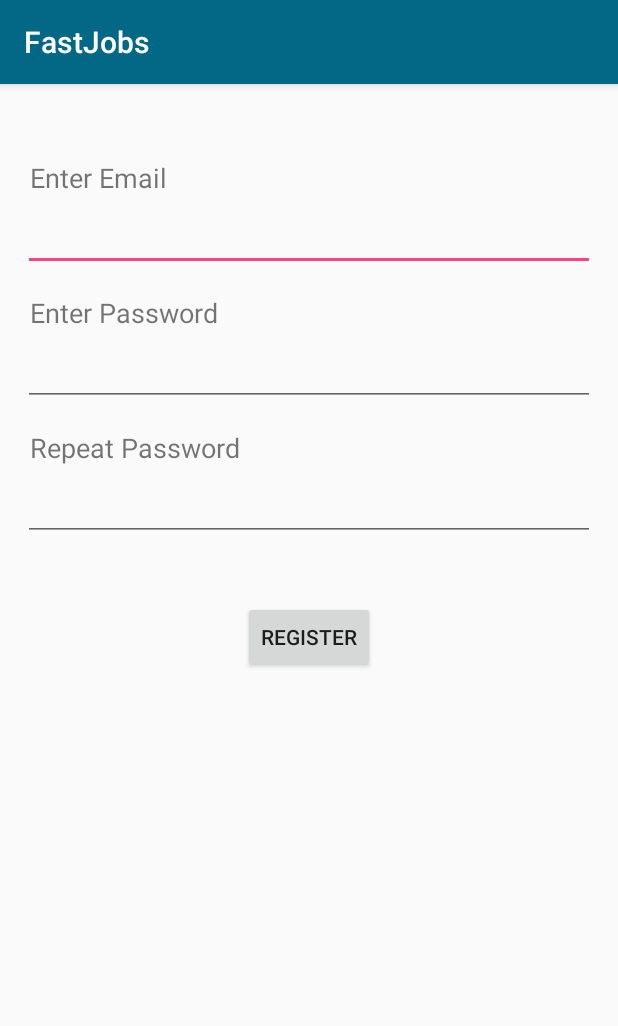
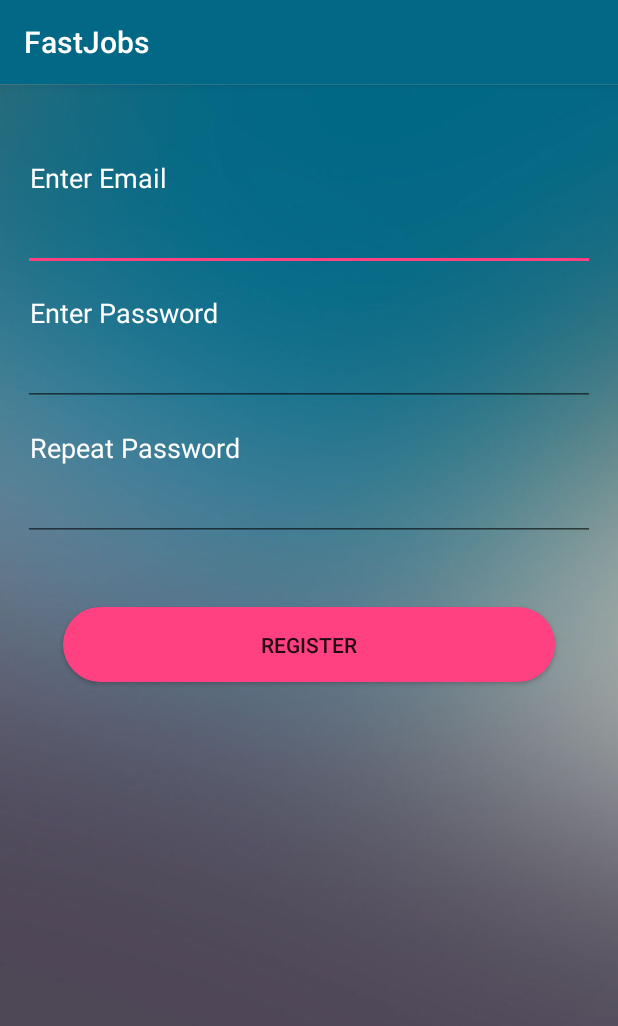
Before and after one commit to vanthai2704/AndroidFinalProject, an Android app: the screen it shows after launch (RegisterActivity), after a tap on "Register Here.", on a phone screen of 412 x 824 dp. Shown: the top 1026 px of the screen. Run offline under Robolectric (Android 15) with nearby library versions, the phone set to English and light mode, and no system bars.

Commit message:
register
commit register

```diff
--- a/FastJobs/app/src/main/java/com/example/fastjobs/View/LoginActivity.java
+++ b/FastJobs/app/src/main/java/com/example/fastjobs/View/LoginActivity.java
@@ -17,7 +17,7 @@ import java.util.regex.Pattern;
 
 public class LoginActivity extends AppCompatActivity {
 
-    String validemail = "[a-zA-Z0-9\\+\\.\\_\\%\\-\\+]{1,256}" +"\\@" +"[a-zA-Z0-9]" +
+    static final String validemail = "[a-zA-Z0-9\\+\\.\\_\\%\\-\\+]{1,256}" +"\\@" +"[a-zA-Z0-9]" +
             "[a-zA-Z0-9\\-]{0,64}" +"(" +"\\." +"[a-zA-Z0-9][a-zA-Z0-9\\-]{0,25}" +")+";
     private TextView username,password;
     private Button login;
--- a/FastJobs/app/src/main/java/com/example/fastjobs/View/RegisterActivity.java
+++ b/FastJobs/app/src/main/java/com/example/fastjobs/View/RegisterActivity.java
@@ -1,15 +1,62 @@
 package com.example.fastjobs.View;
 
+import android.content.Intent;
 import android.support.v7.app.AppCompatActivity;
 import android.os.Bundle;
+import android.view.View;
+import android.widget.Button;
+import android.widget.TextView;
+import android.widget.Toast;
 
+import com.example.fastjobs.MainActivity;
 import com.example.fastjobs.R;
+import com.example.fastjobs.firebase.LoginSupport;
+
+import java.util.regex.Matcher;
+import java.util.regex.Pattern;
 
 public class RegisterActivity extends AppCompatActivity {
+
+    private TextView email, pass, repass;
+    private Button register;
 
     @Override
     protected void onCreate(Bundle savedInstanceState) {
         super.onCreate(savedInstanceState);
         setContentView(R.layout.activity_register);
+        email = findViewById(R.id.editText_enter_username);
+        pass = findViewById(R.id.editText_enter_password);
+        repass = findViewById(R.id.editText_enter_rpassword);
+        register = findViewById(R.id.button_register);
+    }
+
+    public void Register(View v){
+        String getemail = email.getText().toString();
+        String getpass = pass.getText().toString();
+        String getrepass = repass.getText().toString();
+
+        Matcher matcher= Pattern.compile(LoginActivity.validemail).matcher(getemail);
+        if(getemail.equals("") || !matcher.matches()){
+            Toast.makeText(getApplicationContext(),"InValid Email",Toast.LENGTH_LONG).show();
+            return;
+        }
+        if(getpass.equals("")){
+            Toast.makeText(getApplicationContext(),"Require Password",Toast.LENGTH_LONG).show();
+            return;
+        }
+        if(!getpass.equals(getrepass)){
+            Toast.makeText(getApplicationContext(),"Repeat Password and Password not be the same",Toast.LENGTH_LONG).show();
+            return;
+        }
+
+
+        if (matcher.matches()){
+            LoginSupport loginSupport = new LoginSupport();
+            loginSupport.signUp(getemail,getpass);
+            Intent intent = new Intent(this, MainActivity.class);
+            startActivity(intent);
+            finish();
+            return;
+        }
     }
 }
--- a/FastJobs/app/src/main/res/layout/activity_register.xml
+++ b/FastJobs/app/src/main/res/layout/activity_register.xml
@@ -4,6 +4,7 @@
     xmlns:tools="http://schemas.android.com/tools"
     android:layout_width="match_parent"
     android:layout_height="match_parent"
+    android:background="@drawable/background"
     tools:context=".View.RegisterActivity">
 
     <TextView
@@ -13,8 +14,9 @@
         android:layout_alignParentLeft="true"
         android:layout_marginLeft="20dp"
         android:layout_marginTop="50dp"
-        android:textSize="18sp"
-        android:text="@string/txtemail" />
+        android:text="@string/txtemail"
+        android:textColor="@android:color/white"
+        android:textSize="18sp" />
 
     <EditText
         android:id="@+id/editText_enter_username"
@@ -33,12 +35,13 @@
         android:id="@+id/textView_enter_password"
         android:layout_width="wrap_content"
         android:layout_height="wrap_content"
+        android:layout_below="@+id/editText_enter_username"
         android:layout_alignParentLeft="true"
-        android:layout_below="@+id/editText_enter_username"
         android:layout_marginLeft="20dp"
         android:layout_marginTop="15dp"
-        android:textSize="18sp"
-        android:text="@string/txtpass" />
+        android:text="@string/txtpass"
+        android:textColor="@android:color/white"
+        android:textSize="18sp" />
 
     <EditText
         android:id="@+id/editText_enter_password"
@@ -57,12 +60,13 @@
         android:id="@+id/textView_enter_rpassword"
         android:layout_width="wrap_content"
         android:layout_height="wrap_content"
+        android:layout_below="@+id/editText_enter_password"
         android:layout_alignParentLeft="true"
-        android:layout_below="@+id/editText_enter_password"
         android:layout_marginLeft="20dp"
         android:layout_marginTop="15dp"
-        android:textSize="18sp"
-        android:text="@string/txtrepass" />
+        android:text="@string/txtrepass"
+        android:textColor="@android:color/white"
+        android:textSize="18sp" />
 
     <EditText
         android:id="@+id/editText_enter_rpassword"
@@ -79,11 +83,17 @@
 
     <Button
         android:id="@+id/button_register"
-        android:layout_width="wrap_content"
-        android:layout_height="wrap_content"
+        android:layout_width="300dp"
+        android:layout_height="50dp"
         android:layout_below="@+id/editText_enter_rpassword"
+        android:layout_alignParentStart="true"
+        android:layout_alignParentEnd="true"
         android:layout_centerHorizontal="true"
-        android:layout_marginTop="40dp"
+        android:layout_marginStart="42dp"
+        android:layout_marginTop="44dp"
+        android:layout_marginEnd="42dp"
+        android:background="@drawable/rounded_button"
+        android:onClick="Register"
         android:text="@string/register" />
 
 </RelativeLayout>
```
